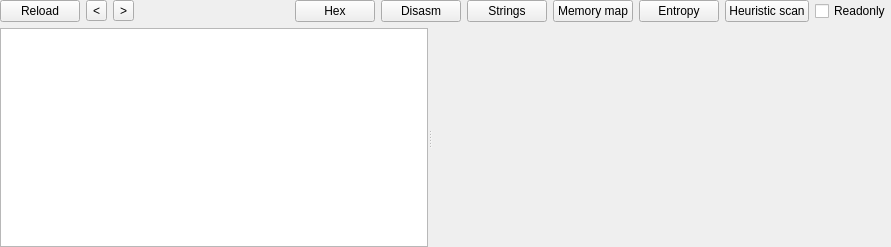
Old version of the form LE/lewidget.ui in the repository horsicq/FormatWidgets.
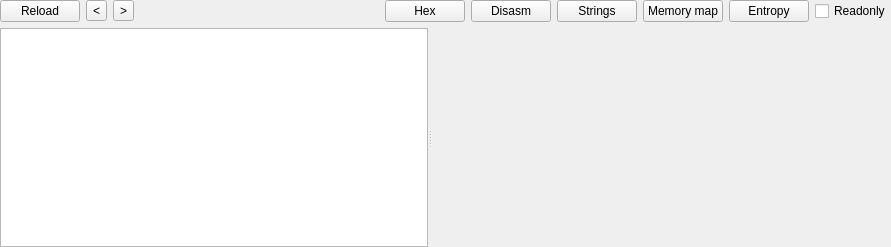
New version of the form. Custom widgets are drawn as their Qt base class.

Diff of the .ui file:
```diff
--- a/LE/lewidget.ui
+++ b/LE/lewidget.ui
@@ -100,13 +100,6 @@
        </property>
       </widget>
      </item>
-     <item>
-      <widget class="QPushButton" name="pushButtonHeuristicScan">
-       <property name="text">
-        <string>Heuristic scan</string>
-       </property>
-      </widget>
-     </item>
      <item>
       <widget class="QCheckBox" name="checkBoxReadonly">
        <property name="text">
```
Left out of the diff: 2 changed lines with no effect on the pictures.
